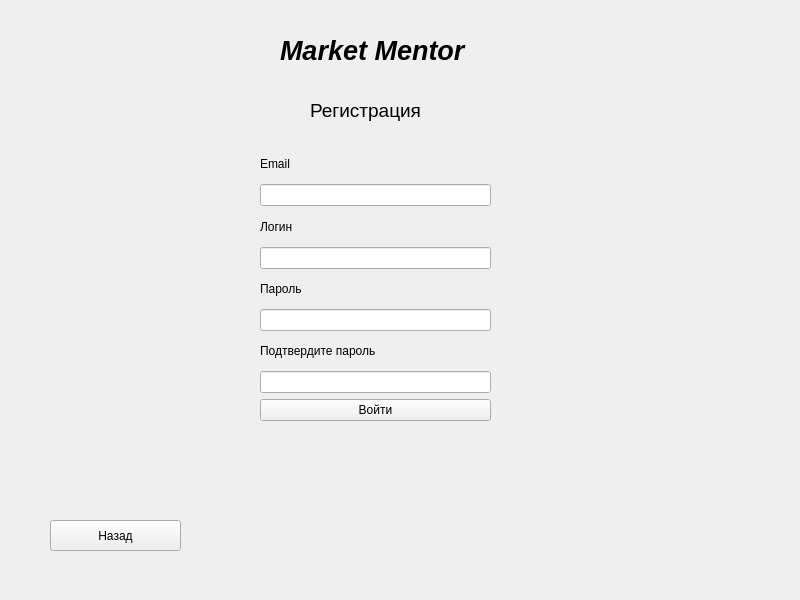
cpp-park-vk-education/2023_1_HAC, file gui/project/src/registrationwindow.ui: the form before one commit.
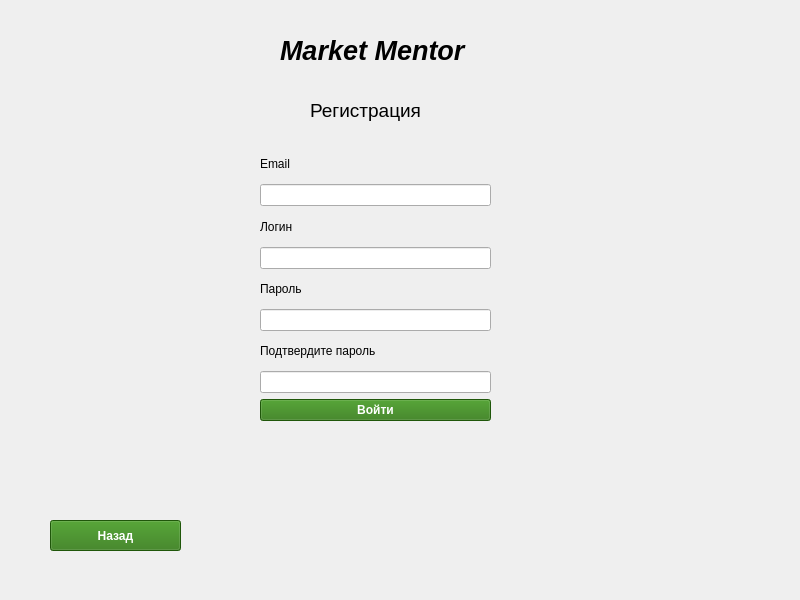
The form after the commit.

Commit message: Color buttoms

What changed in the file:
```diff
--- a/gui/project/src/registrationwindow.ui
+++ b/gui/project/src/registrationwindow.ui
@@ -28,6 +28,22 @@
     </item>
     <item row="8" column="0">
      <widget class="QPushButton" name="btnEnter">
+      <property name="font">
+       <font>
+        <weight>75</weight>
+        <bold>true</bold>
+       </font>
+      </property>
+      <property name="styleSheet">
+       <string notr="true">QPushButton {
+    background-color:  rgb(44, 120, 14);
+	color: rgb(255, 255, 255);
+}
+
+QPushButton:pressed {
+    background-color:  rgb(32, 87, 10);
+}</string>
+      </property>
       <property name="text">
        <string>Войти</string>
       </property>
@@ -104,6 +120,22 @@
      <height>31</height>
     </rect>
    </property>
+   <property name="font">
+    <font>
+     <weight>75</weight>
+     <bold>true</bold>
+    </font>
+   </property>
+   <property name="styleSheet">
+    <string notr="true">QPushButton {
+    background-color:  rgb(44, 120, 14);
+	color: rgb(255, 255, 255);
+}
+
+QPushButton:pressed {
+    background-color:  rgb(32, 87, 10);
+}</string>
+   </property>
    <property name="text">
     <string>Назад</string>
    </property>
```
The commit also changes 10 other files.
